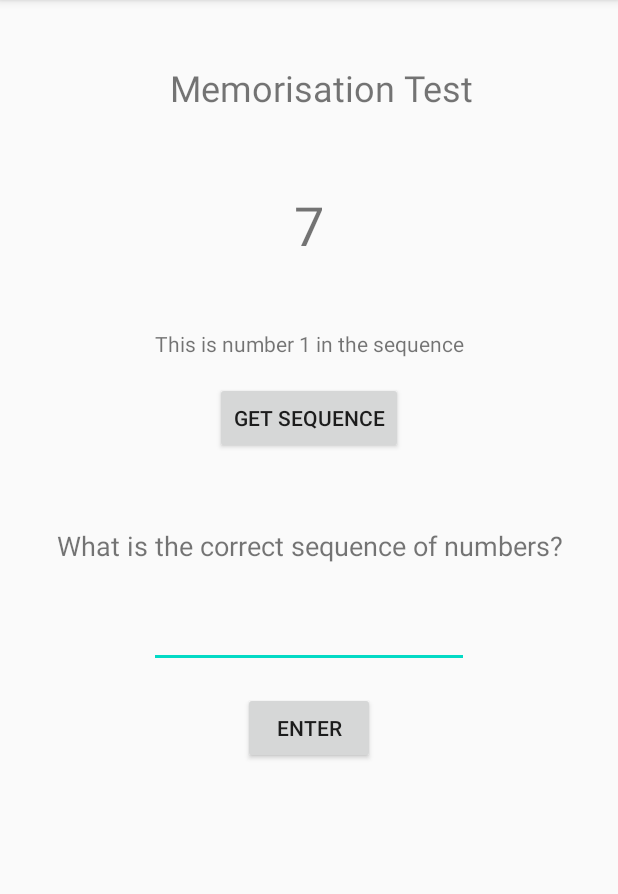
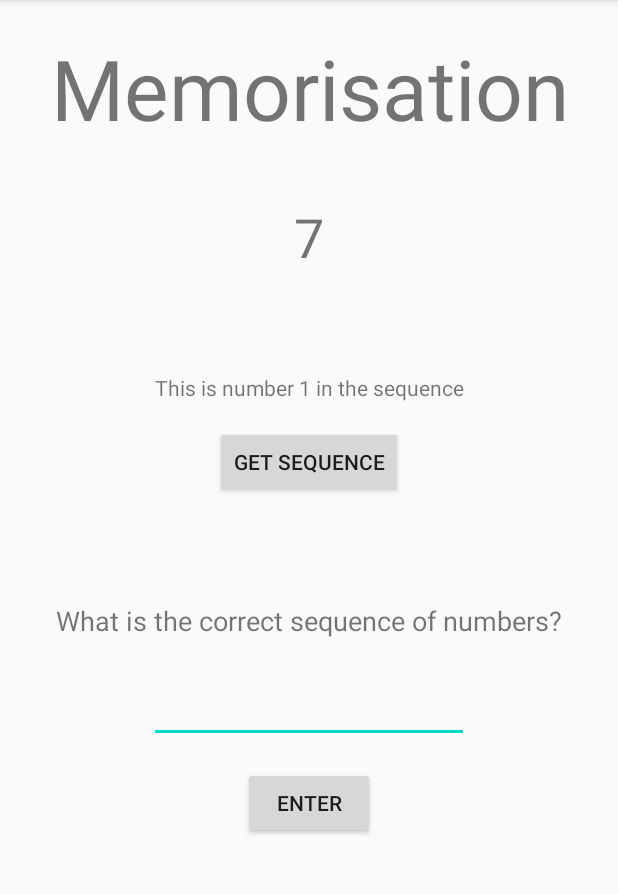
Before and after one commit to brengar123/JigJag2.0, an Android app: the GameFiveFragment screen opened directly, with no data from a screen before it, on a phone screen of 412 x 824 dp, the part 84-978 px from its top. Run offline under Robolectric (Android 15) with nearby library versions, the light colour scheme and no system bars.

```diff
--- a/app/src/main/java/com/example/jigjag20/GameFiveFragment.java
+++ b/app/src/main/java/com/example/jigjag20/GameFiveFragment.java
@@ -38,11 +38,11 @@ public class GameFiveFragment extends AppCompatActivity {
         String solution = String.valueOf(random.get(0)) + String.valueOf(random.get(1)) + String.valueOf(random.get(2)) + String.valueOf(random.get(3)) + String.valueOf(random.get(4)) + String.valueOf(random.get(5)) + String.valueOf(random.get(6)) + String.valueOf(random.get(7)) + String.valueOf(random.get(8)) + String.valueOf(random.get(9)) + String.valueOf(random.get(10));
         mRandomN.setText((String.valueOf(random.get(0))));
         info.setText("This is number 1 in the sequence");
+        mHandler = new Handler();
         //Set OnClickListener to refresh number
         mButton.setOnClickListener(new View.OnClickListener() {
             @Override
             public void onClick(View v) {
-                mHandler = new Handler();
                 startRepeatingTask();
             }
         });
@@ -52,8 +52,6 @@ public class GameFiveFragment extends AppCompatActivity {
                 String userinput = mSequence.getText().toString();
                 if(userinput.equals(solution)){
                     message.setText("Correct!");
-                    random = generateNumber();
-                    mRandomN.setText(String.valueOf(random));
                 }
                 else{
                     message.setText("Incorrect! The sequence was " + solution);
--- a/app/src/main/res/layout/gamefive.xml
+++ b/app/src/main/res/layout/gamefive.xml
@@ -12,10 +12,10 @@
         android:layout_height="85dp"
         android:layout_marginTop="16dp"
         android:gravity="center"
-        android:text="Memorisation Test"
-        android:textSize="24sp"
+        android:text="Memorisation"
+        android:textSize="56sp"
         app:layout_constraintEnd_toEndOf="parent"
-        app:layout_constraintHorizontal_bias="0.0"
+        app:layout_constraintHorizontal_bias="0.529"
         app:layout_constraintStart_toStartOf="parent"
         app:layout_constraintTop_toTopOf="parent" />
 
@@ -23,7 +23,7 @@
         android:id="@+id/randomN"
         android:layout_width="wrap_content"
         android:layout_height="wrap_content"
-        android:layout_marginTop="24dp"
+        android:layout_marginTop="32dp"
         android:textSize="36sp"
         app:layout_constraintEnd_toEndOf="parent"
         app:layout_constraintStart_toStartOf="parent"
@@ -33,15 +33,10 @@
         android:id="@+id/mQuestion"
         android:layout_width="wrap_content"
         android:layout_height="wrap_content"
-        android:layout_marginStart="71dp"
-        android:layout_marginLeft="71dp"
-        android:layout_marginTop="250dp"
-        android:layout_marginEnd="72dp"
-        android:layout_marginRight="72dp"
+        android:layout_marginTop="300dp"
         android:text="What is the correct sequence of numbers?"
         android:textSize="18sp"
         app:layout_constraintEnd_toEndOf="parent"
-        app:layout_constraintHorizontal_bias="0.492"
         app:layout_constraintStart_toStartOf="parent"
         app:layout_constraintTop_toBottomOf="@+id/mTest" />
 
```
Also changed, not shown: app/src/main/java/com/example/jigjag20/Games.java (+5 -5 lines), app/src/main/res/layout/activity_main.xml (+5 -5 lines), app/src/main/res/drawable/dictionary.png (added), app/src/main/res/drawable/maths.png (added), app/src/main/res/drawable/numbers.png (added), app/src/main/res/drawable/onebal.jpg, app/src/main/res/drawable/timer.png (added).
